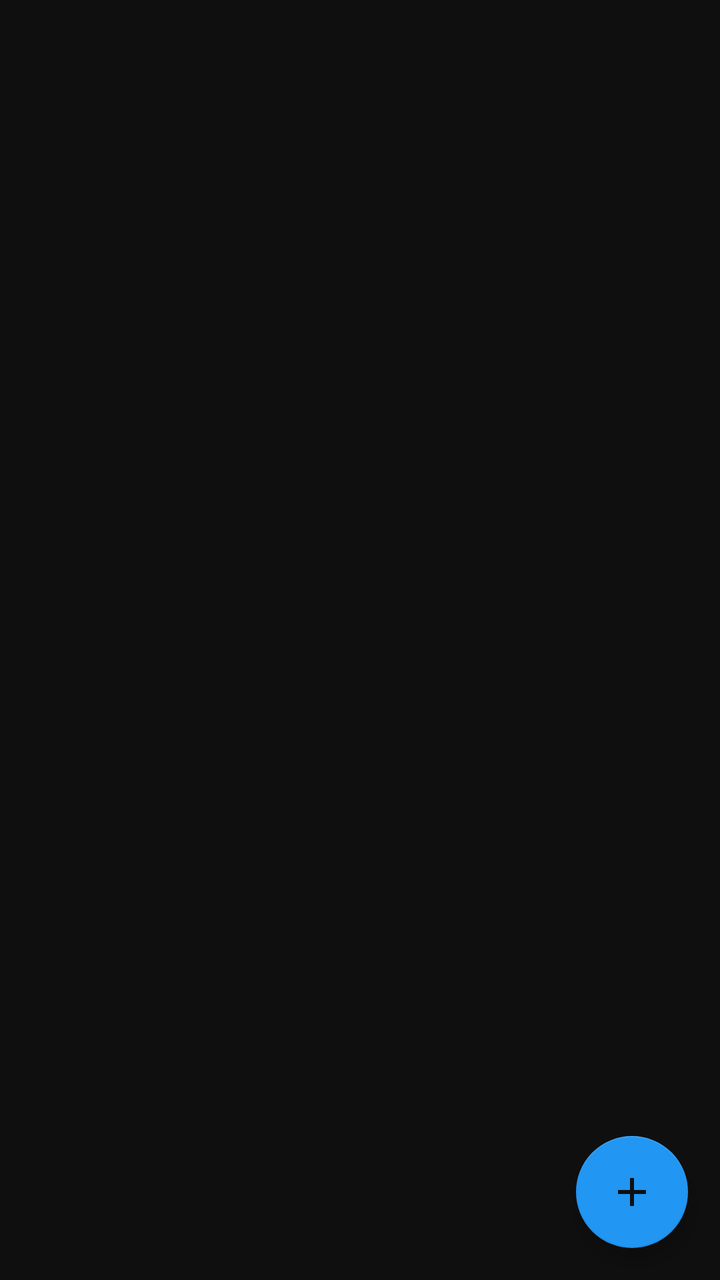
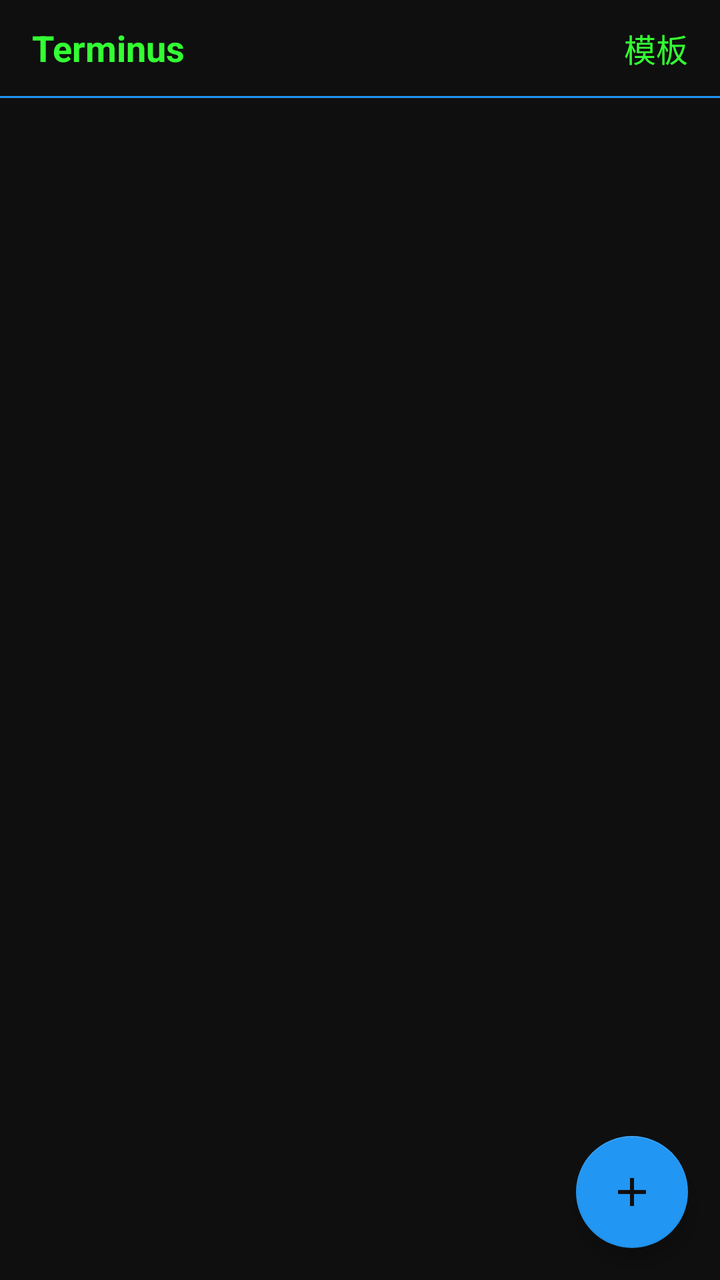

An Android layout rendered at two revisions. The XML below is the earlier revision; the diff shows what the commit changed to produce the second picture.
<!-- AndroidManifest.xml: application theme Theme.TerminusRoot -->
<!-- res/layout/activity_main.xml -->
<?xml version="1.0" encoding="utf-8"?>
<androidx.constraintlayout.widget.ConstraintLayout xmlns:android="http://schemas.android.com/apk/res/android"
    xmlns:app="http://schemas.android.com/apk/res-auto"
    xmlns:tools="http://schemas.android.com/tools"
    android:layout_width="match_parent"
    android:layout_height="match_parent"
    tools:context=".MainActivity">

    <androidx.recyclerview.widget.RecyclerView
        android:id="@+id/recyclerSessions"
        android:layout_width="match_parent"
        android:layout_height="0dp"
        app:layout_constraintBottom_toBottomOf="parent"
        app:layout_constraintEnd_toEndOf="parent"
        app:layout_constraintStart_toStartOf="parent"
        app:layout_constraintTop_toTopOf="parent"
        tools:listitem="@layout/item_session" />

    <TextView
        android:id="@+id/textEmpty"
        android:layout_width="wrap_content"
        android:layout_height="wrap_content"
        android:text="@string/empty_sessions"
        android:visibility="gone"
        app:layout_constraintBottom_toBottomOf="parent"
        app:layout_constraintEnd_toEndOf="parent"
        app:layout_constraintStart_toStartOf="parent"
        app:layout_constraintTop_toTopOf="parent" />

    <com.google.android.material.floatingactionbutton.FloatingActionButton
        android:id="@+id/fabNewSession"
        android:layout_width="wrap_content"
        android:layout_height="wrap_content"
        android:layout_margin="16dp"
        android:contentDescription="@string/new_session"
        android:src="@drawable/ic_add"
        app:layout_constraintBottom_toBottomOf="parent"
        app:layout_constraintEnd_toEndOf="parent"
        app:tint="@color/terminal_bg" />
</androidx.constraintlayout.widget.ConstraintLayout>
<!-- res/layout/item_session.xml (included above) -->
<?xml version="1.0" encoding="utf-8"?>
<androidx.cardview.widget.CardView xmlns:android="http://schemas.android.com/apk/res/android"
    xmlns:app="http://schemas.android.com/apk/res-auto"
    android:layout_width="match_parent"
    android:layout_height="wrap_content"
    android:layout_margin="8dp"
    app:cardBackgroundColor="#1A1A1A"
    app:cardCornerRadius="8dp"
    app:cardElevation="4dp">

    <LinearLayout
        android:layout_width="match_parent"
        android:layout_height="wrap_content"
        android:orientation="horizontal"
        android:padding="12dp">

        <LinearLayout
            android:layout_width="0dp"
            android:layout_height="wrap_content"
            android:layout_weight="1"
            android:orientation="vertical">

            <TextView
                android:id="@+id/textSessionName"
                android:layout_width="match_parent"
                android:layout_height="wrap_content"
                android:fontFamily="monospace"
                android:textColor="@color/terminal_text"
                android:textSize="14sp"
                android:textStyle="bold" />

            <TextView
                android:id="@+id/textSessionInfo"
                android:layout_width="match_parent"
                android:layout_height="wrap_content"
                android:layout_marginTop="4dp"
                android:fontFamily="monospace"
                android:textColor="#88FF88"
                android:textSize="11sp" />
        </LinearLayout>

        <ImageButton
            android:id="@+id/buttonMenu"
            android:layout_width="wrap_content"
            android:layout_height="wrap_content"
            android:background="?attr/selectableItemBackgroundBorderless"
            android:contentDescription="@string/sessions"
            android:src="@android:drawable/ic_menu_more"
            app:tint="@color/terminal_text" />
    </LinearLayout>
</androidx.cardview.widget.CardView>
<!-- resources referenced by this layout -->
<resources>
  <color name="terminal_bg">#FF0F0F0F</color>
  <color name="terminal_text">#FF33FF33</color>
  <!-- drawable ic_add (drawable) -->
  <vector xmlns:android="http://schemas.android.com/apk/res/android"
      android:width="24dp"
      android:height="24dp"
      android:viewportWidth="24"
      android:viewportHeight="24">
      <path
          android:fillColor="@color/terminal_text"
          android:pathData="M19,13h-6v6h-2v-6H5v-2h6V5h2v6h6v2z" />
  </vector>
  <string name="empty_sessions">暂无会话，点击右下角新建</string>
  <string name="new_session">新建会话</string>
  <string name="sessions">会话列表</string>
  <style name="Theme.TerminusRoot" parent="Theme.MaterialComponents.DayNight.DarkActionBar">
          <item name="colorPrimary">@color/terminal_bg</item>
          <item name="colorPrimaryVariant">@color/black</item>
          <item name="colorOnPrimary">@color/terminal_text</item>
          <item name="colorSecondary">@color/accent</item>
          <item name="colorOnSecondary">@color/white</item>
          <item name="android:windowBackground">@color/terminal_bg</item>
          <item name="android:textColor">@color/terminal_text</item>
      </style>
  <color name="black">#FF000000</color>
  <color name="accent">#FF2196F3</color>
  <color name="white">#FFFFFFFF</color>
</resources>

<!-- the commit's change to res/layout/activity_main.xml (unified diff, before → after) -->
@@ -6,6 +6,36 @@
     android:layout_height="match_parent"
     tools:context=".MainActivity">
 
+    <TextView
+        android:id="@+id/headerTitle"
+        style="@style/TitleBar"
+        android:text="@string/app_name"
+        app:layout_constraintEnd_toStartOf="@id/headerLink"
+        app:layout_constraintStart_toStartOf="parent"
+        app:layout_constraintTop_toTopOf="parent" />
+
+    <TextView
+        android:id="@+id/headerLink"
+        android:layout_width="wrap_content"
+        android:layout_height="wrap_content"
+        android:background="?attr/selectableItemBackground"
+        android:contentDescription="@string/templates"
+        android:paddingStart="12dp"
+        android:paddingEnd="16dp"
+        android:text="@string/templates"
+        android:textColor="@color/terminal_text"
+        android:textSize="16sp"
+        app:layout_constraintBottom_toBottomOf="@id/headerTitle"
+        app:layout_constraintEnd_toEndOf="parent"
+        app:layout_constraintTop_toTopOf="@id/headerTitle" />
+
+    <View
+        android:id="@+id/headerDivider"
+        android:layout_width="match_parent"
+        android:layout_height="1dp"
+        android:background="@color/accent"
+        app:layout_constraintTop_toBottomOf="@id/headerTitle" />
+
     <androidx.recyclerview.widget.RecyclerView
         android:id="@+id/recyclerSessions"
         android:layout_width="match_parent"
@@ -13,7 +43,7 @@
         app:layout_constraintBottom_toBottomOf="parent"
         app:layout_constraintEnd_toEndOf="parent"
         app:layout_constraintStart_toStartOf="parent"
-        app:layout_constraintTop_toTopOf="parent"
+        app:layout_constraintTop_toBottomOf="@id/headerDivider"
         tools:listitem="@layout/item_session" />
 
     <TextView
<!-- resource entries referenced after the edit -->
@@ -12,10 +12,23 @@
           android:fillColor="@color/terminal_text"
           android:pathData="M19,13h-6v6h-2v-6H5v-2h6V5h2v6h6v2z" />
   </vector>
+  <string name="app_name">Terminus</string>
   <string name="empty_sessions">暂无会话，点击右下角新建</string>
   <string name="new_session">新建会话</string>
   <string name="sessions">会话列表</string>
-  <style name="Theme.TerminusRoot" parent="Theme.MaterialComponents.DayNight.DarkActionBar">
+  <string name="templates">模板</string>
+  <style name="TitleBar">
+          <item name="android:layout_width">match_parent</item>
+          <item name="android:layout_height">48dp</item>
+          <item name="android:background">@color/terminal_bg</item>
+          <item name="android:gravity">center_vertical</item>
+          <item name="android:paddingStart">16dp</item>
+          <item name="android:paddingEnd">16dp</item>
+          <item name="android:textColor">@color/terminal_text</item>
+          <item name="android:textSize">18sp</item>
+          <item name="android:textStyle">bold</item>
+      </style>
+  <style name="Theme.TerminusRoot" parent="Theme.MaterialComponents.DayNight.NoActionBar">
           <item name="colorPrimary">@color/terminal_bg</item>
           <item name="colorPrimaryVariant">@color/black</item>
           <item name="colorOnPrimary">@color/terminal_text</item>
